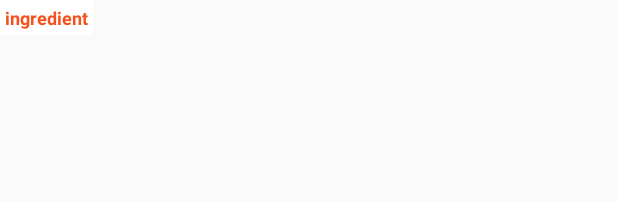
After one commit to IagoAleksander/widgetProject, an Android app: the layout widget_list_view_item_header.xml on its own in the app's theme, with its tools: preview values and no code run, on a phone screen of 412 x 824 dp. The commit adds this screen. Shown: the top 201 px of the screen. Run offline under Robolectric (Android 15) with nearby library versions, the phone set to English and light mode, and no system bars.

Commit message:
Algumas melhorias adicionadas ao layout

```diff
--- a/app/src/main/java/com/iaz/receitas/NewAppWidget.java
+++ b/app/src/main/java/com/iaz/receitas/NewAppWidget.java
@@ -34,12 +34,6 @@ public class NewAppWidget extends AppWidgetProvider {
         Intent updateIngredientsListIntent = new Intent(context, WidgetServiceListIngredients.class);
         views.setRemoteAdapter(R.id.widget_list_view, updateIngredientsListIntent);
 
-
-        Intent intent = new Intent(context, RecipeActivity.class);
-        PendingIntent pendingIntent = PendingIntent.getActivity(context, 0, intent, 0);
-//        views.setOnClickPendingIntent(R.id.widget_layout, pendingIntent);
-
-
         // Instruct the widget manager to update the widget
         appWidgetManager.updateAppWidget(appWidgetId, views);
     }
--- /dev/null
+++ b/app/src/main/res/layout/widget_list_view_item_header.xml
@@ -0,0 +1,20 @@
+<LinearLayout xmlns:android="http://schemas.android.com/apk/res/android"
+    android:layout_width="wrap_content"
+    android:layout_height="wrap_content"
+    xmlns:tools="http://schemas.android.com/tools"
+    android:background="@color/white"
+    android:orientation="vertical">
+
+
+    <TextView
+        android:id="@+id/widget_list_view_item_header"
+        android:layout_width="wrap_content"
+        android:layout_height="wrap_content"
+        android:textAlignment="viewStart"
+        android:textStyle="bold"
+        android:textSize="12sp"
+        android:layout_margin="3dp"
+        tools:text="ingredient"
+        android:textColor="@color/colorAccent"/>
+
+</LinearLayout>
```
Also changed, not shown: app/src/main/java/com/iaz/receitas/WidgetServiceListIngredients.java (+8 -2 lines), app/src/main/res/layout/widget_layout.xml (+22 -9 lines).
